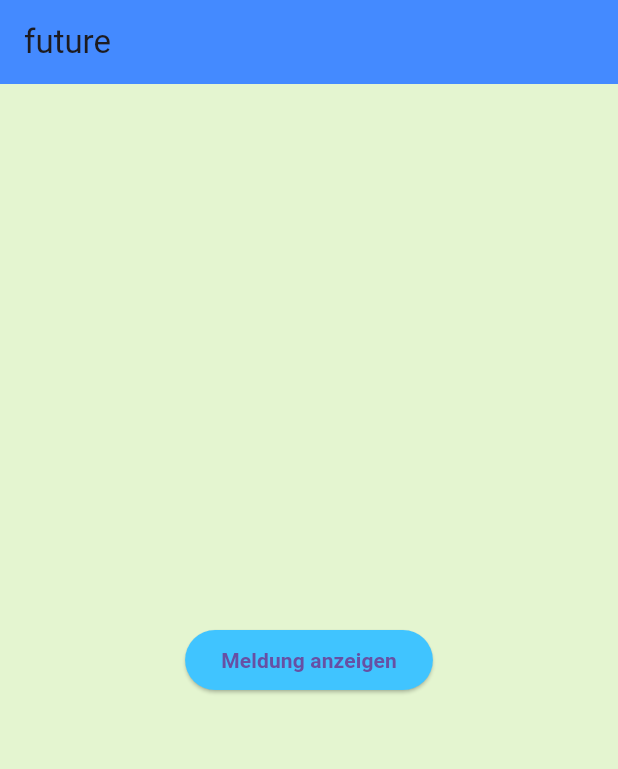
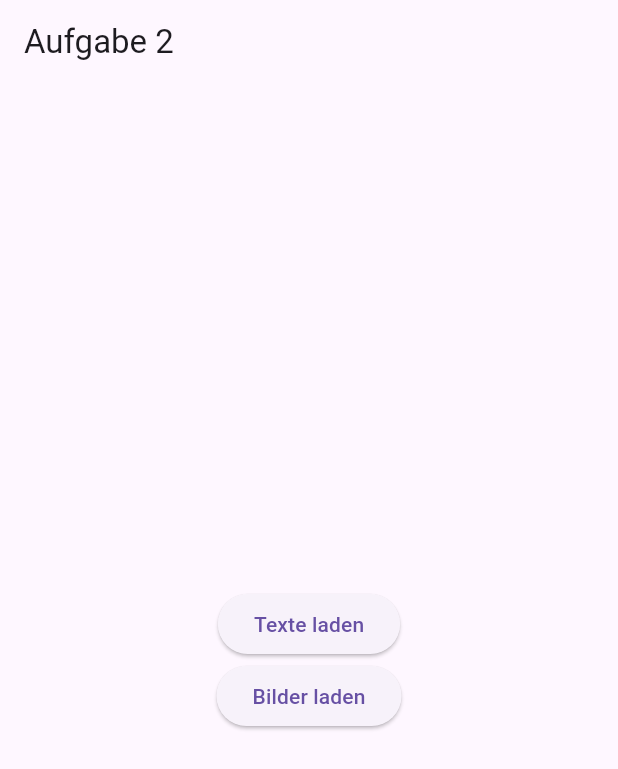
Before and after one commit to hiwa2000/futures, a Flutter app: the screen it shows after launch, on a phone screen of 412 x 824 dp. Shown: the top 769 px of the screen. Run offline on Flutter 3.47's test engine with Material 3 defaults, Android fonts, the phone set to English and light mode, and no system bars.

Commit message:
zwei separate Futures

```diff
--- a/lib/main.dart
+++ b/lib/main.dart
@@ -1,12 +1,63 @@
+// import 'package:flutter/material.dart';
+
+// void main() {
+//   runApp(const MyApp());
+// }
+
+// class MyApp extends StatelessWidget {
+//   const MyApp({super.key});
+
+//   @override
+//   Widget build(BuildContext context) {
+//     return MaterialApp(
+//       home: MyHomePage(),
+//     );
+//   }
+// }
+
+// class MyHomePage extends StatelessWidget {
+//   const MyHomePage({super.key});
+
+//   Future<void> _showMessage() async {
+//     await Future.delayed(const Duration(seconds: 2));
+//     print('Nach 2 Sekunden');
+//   }
+
+//   @override
+//   Widget build(BuildContext context) {
+//     return Scaffold(
+//       appBar: AppBar(
+//         title: const Text('future'),
+//         backgroundColor: Colors.blueAccent, // Farbe der AppBar ändern
+//       ),
+//       body: Container(
+//         color: const Color.fromARGB(255, 228, 245, 208), // Hellgrüne Hintergrundfarbe
+//         child: Center(
+//           child: ElevatedButton(
+//             onPressed: () {
+//               _showMessage();
+//             },
+//             style: ElevatedButton.styleFrom(
+//               primary: Colors.lightBlueAccent, // Hellblaue Farbe beim Klicken
+//             ),
+//             child: const Text(
+//               'Meldung anzeigen',
+//               style: TextStyle(fontWeight: FontWeight.bold),
+//             ),
+//           ),
+//         ),
+//       ),
+//     );
+//   }
+// }
+
 import 'package:flutter/material.dart';
 
 void main() {
-  runApp(const MyApp());
+  runApp(MyApp());
 }
 
 class MyApp extends StatelessWidget {
-  const MyApp({super.key});
-
   @override
   Widget build(BuildContext context) {
     return MaterialApp(
@@ -16,35 +67,41 @@ class MyApp extends StatelessWidget {
 }
 
 class MyHomePage extends StatelessWidget {
-  const MyHomePage({super.key});
+  Future<List<String>> _getTexts() async {
+    await Future.delayed(Duration(seconds: 3));
+    return ['Text 1', 'Text 2', 'Text 3'];
+  }
 
-  Future<void> _showMessage() async {
-    await Future.delayed(const Duration(seconds: 2));
-    print('Nach 2 Sekunden');
+  Future<List<String>> _getImages() async {
+    await Future.delayed(Duration(seconds: 5));
+    return ['Image 1', 'Image 2', 'Image 3'];
   }
 
   @override
   Widget build(BuildContext context) {
     return Scaffold(
       appBar: AppBar(
-        title: const Text('future'),
-        backgroundColor: Colors.blueAccent, // Farbe der AppBar ändern
+        title: Text('Aufgabe 2'),
       ),
-      body: Container(
-        color: const Color.fromARGB(255, 228, 245, 208), // Hellgrüne Hintergrundfarbe
-        child: Center(
-          child: ElevatedButton(
-            onPressed: () {
-              _showMessage();
-            },
-            style: ElevatedButton.styleFrom(
-              primary: Colors.lightBlueAccent, // Hellblaue Farbe beim Klicken
+      body: Center(
+        child: Column(
+          mainAxisAlignment: MainAxisAlignment.center,
+          children: <Widget>[
+            ElevatedButton(
+              onPressed: () async {
+                List<String> texts = await _getTexts();
+                print(texts);
+              },
+              child: Text('Texte laden'),
             ),
-            child: const Text(
-              'Meldung anzeigen',
-              style: TextStyle(fontWeight: FontWeight.bold),
+            ElevatedButton(
+              onPressed: () async {
+                List<String> images = await _getImages();
+                print(images);
+              },
+              child: Text('Bilder laden'),
             ),
-          ),
+          ],
         ),
       ),
     );
```
